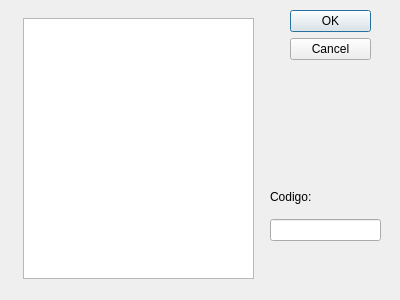
Qt form cliente_1/widgetprofundidad.ui (danialvaradob/Datos_Sockets_3) before a commit.
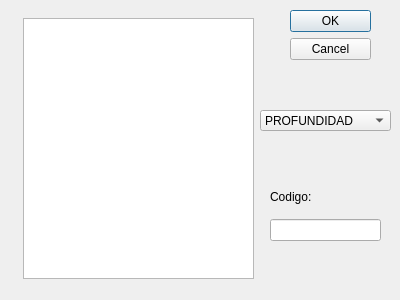
The same form after that commit.

```diff
--- a/cliente_1/widgetprofundidad.ui
+++ b/cliente_1/widgetprofundidad.ui
@@ -65,6 +65,26 @@
     </item>
    </layout>
   </widget>
+  <widget class="QComboBox" name="comboBox">
+   <property name="geometry">
+    <rect>
+     <x>260</x>
+     <y>110</y>
+     <width>131</width>
+     <height>21</height>
+    </rect>
+   </property>
+   <item>
+    <property name="text">
+     <string>PROFUNDIDAD</string>
+    </property>
+   </item>
+   <item>
+    <property name="text">
+     <string>ANCHURA</string>
+    </property>
+   </item>
+  </widget>
  </widget>
  <resources/>
  <connections>
```
